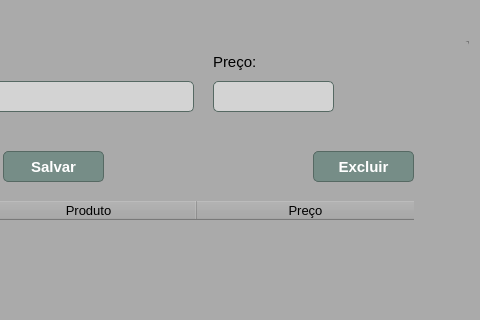
First picture: the form in user.ui, repository Pindoba/Comanda-pre, before the edit; both pictures show x 268 to 748 and y 0 to 320 of the 748 by 565 pixel window.
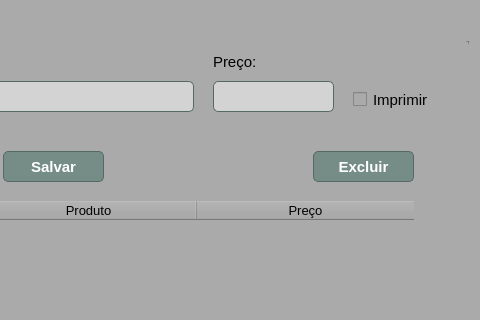
Second picture: the form after the edit.

The edit to the form file:
```diff
--- a/user.ui
+++ b/user.ui
@@ -624,6 +624,24 @@
         <string>Excluir</string>
        </property>
       </widget>
+      <widget class="QCheckBox" name="checkBox">
+       <property name="geometry">
+        <rect>
+         <x>610</x>
+         <y>50</y>
+         <width>91</width>
+         <height>17</height>
+        </rect>
+       </property>
+       <property name="font">
+        <font>
+         <pointsize>11</pointsize>
+        </font>
+       </property>
+       <property name="text">
+        <string>Imprimir</string>
+       </property>
+      </widget>
      </widget>
     </widget>
    </item>
```
